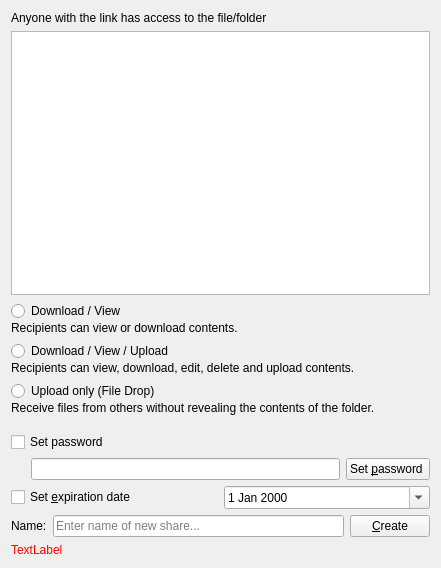
The window that src/gui/sharelinkwidget.ui (reberthkss/ResultCloud) describes before a commit, drawn with Qt 5.
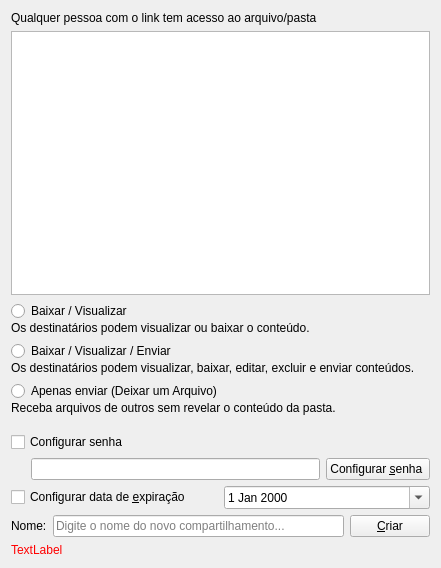
The same window after the commit.

The edit to the form file:
```diff
--- a/src/gui/sharelinkwidget.ui
+++ b/src/gui/sharelinkwidget.ui
@@ -17,7 +17,7 @@
    <item>
     <widget class="QLabel" name="publicLinkWarningLabel">
      <property name="text">
-      <string>Anyone with the link has access to the file/folder</string>
+      <string>Qualquer pessoa com o link tem acesso ao arquivo/pasta</string>
      </property>
      <property name="textFormat">
       <enum>Qt::PlainText</enum>
@@ -84,7 +84,7 @@
         <item>
          <widget class="QCheckBox" name="checkBox_expire">
           <property name="text">
-           <string>Set &amp;expiration date</string>
+           <string>Configurar data de &amp;expiração</string>
           </property>
          </widget>
         </item>
@@ -118,7 +118,7 @@
            </sizepolicy>
           </property>
           <property name="text">
-           <string>Set &amp;password </string>
+           <string>Configurar &amp;senha </string>
           </property>
          </widget>
         </item>
@@ -135,7 +135,7 @@
            </sizepolicy>
           </property>
           <property name="text">
-           <string>Set password</string>
+           <string>Configurar senha</string>
           </property>
          </widget>
         </item>
@@ -178,7 +178,7 @@
             </sizepolicy>
            </property>
            <property name="text">
-            <string>Recipients can view or download contents.</string>
+            <string>Os destinatários podem visualizar ou baixar o conteúdo.</string>
            </property>
            <property name="wordWrap">
             <bool>true</bool>
@@ -204,7 +204,7 @@
          <item row="6" column="0">
           <widget class="QRadioButton" name="radio_uploadOnly">
            <property name="text">
-            <string>Upload only (File Drop)</string>
+            <string>Apenas enviar (Deixar um Arquivo)</string>
            </property>
           </widget>
          </item>
@@ -217,7 +217,7 @@
             </sizepolicy>
            </property>
            <property name="text">
-            <string>Receive files from others without revealing the contents of the folder.</string>
+            <string>Receba arquivos de outros sem revelar o conteúdo da pasta.</string>
            </property>
            <property name="wordWrap">
             <bool>true</bool>
@@ -227,14 +227,14 @@
          <item row="0" column="0">
           <widget class="QRadioButton" name="radio_readOnly">
            <property name="text">
-            <string>Download / View</string>
+            <string>Baixar / Visualizar</string>
            </property>
           </widget>
          </item>
          <item row="3" column="0">
           <widget class="QRadioButton" name="radio_readWrite">
            <property name="text">
-            <string>Download / View / Upload</string>
+            <string>Baixar / Visualizar / Enviar</string>
            </property>
           </widget>
          </item>
@@ -247,7 +247,7 @@
             </sizepolicy>
            </property>
            <property name="text">
-            <string>Recipients can view, download, edit, delete and upload contents.</string>
+            <string>Os destinatários podem visualizar, baixar, editar, excluir e enviar conteúdos.</string>
            </property>
            <property name="wordWrap">
             <bool>true</bool>
@@ -294,21 +294,21 @@
       <item>
        <widget class="QLabel" name="nameLabel">
         <property name="text">
-         <string>Name:</string>
+         <string>Nome:</string>
         </property>
        </widget>
       </item>
       <item>
        <widget class="QLineEdit" name="nameLineEdit">
         <property name="placeholderText">
-         <string>Enter name of new share...</string>
+         <string>Digite o nome do novo compartilhamento...</string>
         </property>
        </widget>
       </item>
       <item>
        <widget class="QPushButton" name="createShareButton">
         <property name="text">
-         <string>&amp;Create</string>
+         <string>&amp;Criar</string>
         </property>
        </widget>
       </item>
```
Left out of the diff: 8 changed lines with no effect on the pictures.
